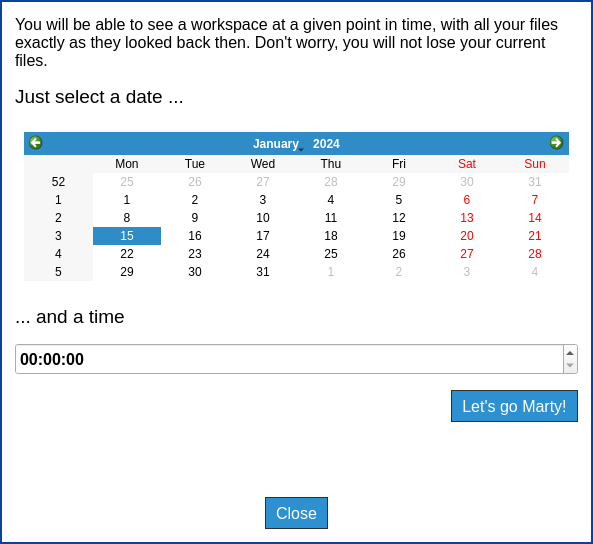
Old version of the form parsec/core/gui/forms/ts_ws_dialog.ui in the repository Scille/parsec-cloud.
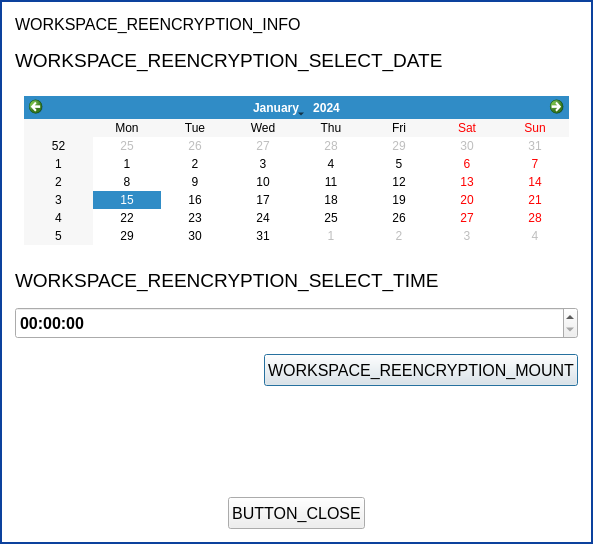
New version of the form. Icons and pictures are not drawn. Custom widgets are drawn as their Qt base class.

```diff
--- a/parsec/core/gui/forms/ts_ws_dialog.ui
+++ b/parsec/core/gui/forms/ts_ws_dialog.ui
@@ -65,7 +65,7 @@
          </font>
         </property>
         <property name="text">
-         <string>You will be able to see a workspace at a given point in time, with all your files exactly as they looked back then. Don't worry, you will not lose your current files.</string>
+         <string>WORKSPACE_REENCRYPTION_INFO</string>
         </property>
         <property name="wordWrap">
          <bool>true</bool>
@@ -80,7 +80,7 @@
          </font>
         </property>
         <property name="text">
-         <string>Just select a date ...</string>
+         <string>WORKSPACE_REENCRYPTION_SELECT_DATE</string>
         </property>
        </widget>
       </item>
@@ -108,7 +108,7 @@
          </font>
         </property>
         <property name="text">
-         <string>... and a time</string>
+         <string>WORKSPACE_REENCRYPTION_SELECT_TIME</string>
         </property>
        </widget>
       </item>
@@ -157,30 +157,8 @@
             <pointsize>12</pointsize>
            </font>
           </property>
-          <property name="styleSheet">
-           <string notr="true">QPushButton#button_show
-{
-background-color: rgb(45, 144, 209);
-border: 1px solid rgb(46, 46, 46);
-color: rgb(255, 255, 255);
-padding-left: 10px;
-padding-right: 10px;
-}
-
-QPushButton#button_show:disabled
-{
-border: 1px solid rgb(46, 46, 46);
-background-color: rgb(112, 122, 153);
-color: rgb(255, 255, 255);
-}
-</string>
-          </property>
           <property name="text">
-           <string>Let's go Marty!</string>
-          </property>
-          <property name="icon">
-           <iconset resource="../rc/resources.qrc">
-            <normaloff>:/icons/images/icons/go-back.png</normaloff>:/icons/images/icons/go-back.png</iconset>
+           <string>WORKSPACE_REENCRYPTION_MOUNT</string>
           </property>
           <property name="iconSize">
            <size>
@@ -242,29 +220,8 @@
           <property name="layoutDirection">
            <enum>Qt::RightToLeft</enum>
           </property>
-          <property name="styleSheet">
-           <string notr="true">QPushButton#button_close
-{
-background-color: rgb(45, 144, 209);
-border: 1px solid rgb(46, 46, 46);
-color: rgb(255, 255, 255);
-padding-left: 10px;
-padding-right: 10px;
-}
-
-QPushButton#button_close:disabled
-{
-border: 1px solid rgb(46, 46, 46);
-background-color: rgb(112, 122, 153);
-color: rgb(255, 255, 255);
-}</string>
-          </property>
           <property name="text">
-           <string>Close</string>
-          </property>
-          <property name="icon">
-           <iconset resource="../rc/resources.qrc">
-            <normaloff>:/icons/images/icons/cancel_white.png</normaloff>:/icons/images/icons/cancel_white.png</iconset>
+           <string>BUTTON_CLOSE</string>
           </property>
           <property name="iconSize">
            <size>
@@ -273,7 +230,7 @@
            </size>
           </property>
           <property name="flat">
-           <bool>true</bool>
+           <bool>false</bool>
           </property>
          </widget>
         </item>
@@ -297,9 +254,14 @@
    </item>
   </layout>
  </widget>
- <resources>
-  <include location="../rc/resources.qrc"/>
- </resources>
+ <customwidgets>
+  <customwidget>
+   <class>ShadowedButton</class>
+   <extends>QPushButton</extends>
+   <header>parsec.core.gui.custom_widgets</header>
+  </customwidget>
+ </customwidgets>
+ <resources/>
  <connections>
   <connection>
    <sender>button_close</sender>
```
Left out of the diff: 6 changed lines with no effect on the pictures.
